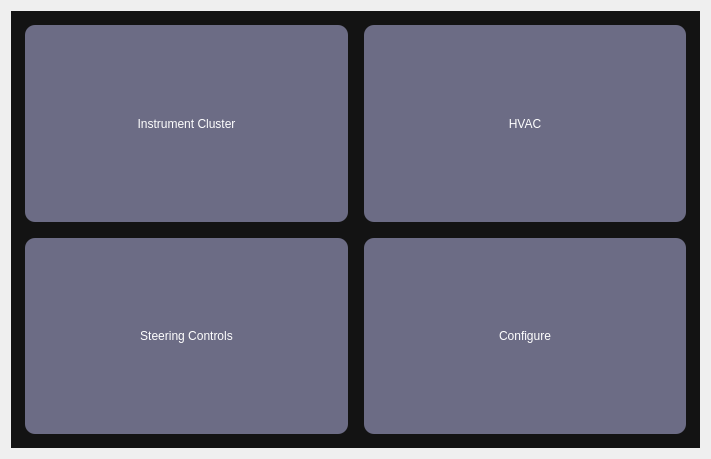
Before: the Qt Designer form ui/Dashboard.ui in suchinton/AGL_Demo_Control_Panel, drawn with Qt 5.
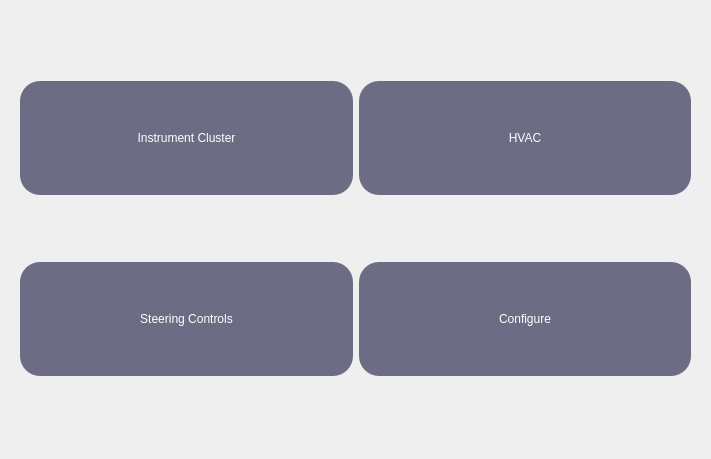
After: the same form once the commit is applied. Icons and pictures are not drawn.

Diff of the .ui file:
```diff
--- a/ui/Dashboard.ui
+++ b/ui/Dashboard.ui
@@ -16,25 +16,17 @@
   <property name="styleSheet">
    <string notr="true">*{
 	border: none;
+	border-radius: 8px;
 	background-color: transparent;
-	background: none; 
+	background: none;
 	padding: 0;
 	margin: 0;
 	color: #fff;
 }
-
-#scrollAreaWidgetContents{
-	background-color: #131313 ; /* black */
-}
-
-#centralwidget{
-	background-color: #131313 ; /* black */
-}
-
-QPushButton{
+QPushButton {
 	background-color: #6C6C85 ; /* pastel purple */
-	border-radius: 10px;
-	margin: 5px;
+	padding: 50px 50px;
+	border-radius: 20px;
 }
 
 QPushButton:pressed {
@@ -87,7 +79,7 @@
           <item row="0" column="1">
            <widget class="QPushButton" name="DB_HVAC_Tile">
             <property name="sizePolicy">
-             <sizepolicy hsizetype="Expanding" vsizetype="Expanding">
+             <sizepolicy hsizetype="Minimum" vsizetype="Fixed">
               <horstretch>0</horstretch>
               <verstretch>0</verstretch>
              </sizepolicy>
@@ -104,8 +96,8 @@
             </property>
             <property name="iconSize">
              <size>
-              <width>50</width>
-              <height>50</height>
+              <width>45</width>
+              <height>45</height>
              </size>
             </property>
             <property name="flat">
@@ -116,7 +108,7 @@
           <item row="1" column="0">
            <widget class="QPushButton" name="DB_Steering_Tile">
             <property name="sizePolicy">
-             <sizepolicy hsizetype="Expanding" vsizetype="Expanding">
+             <sizepolicy hsizetype="Minimum" vsizetype="Fixed">
               <horstretch>0</horstretch>
               <verstretch>0</verstretch>
              </sizepolicy>
@@ -133,8 +125,8 @@
             </property>
             <property name="iconSize">
              <size>
-              <width>50</width>
-              <height>50</height>
+              <width>45</width>
+              <height>45</height>
              </size>
             </property>
             <property name="flat">
@@ -145,7 +137,7 @@
           <item row="1" column="1">
            <widget class="QPushButton" name="DB_Settings_Tile">
             <property name="sizePolicy">
-             <sizepolicy hsizetype="Expanding" vsizetype="Expanding">
+             <sizepolicy hsizetype="Minimum" vsizetype="Fixed">
               <horstretch>0</horstretch>
               <verstretch>0</verstretch>
              </sizepolicy>
@@ -162,8 +154,8 @@
             </property>
             <property name="iconSize">
              <size>
-              <width>50</width>
-              <height>50</height>
+              <width>45</width>
+              <height>45</height>
              </size>
             </property>
             <property name="flat">
@@ -174,7 +166,7 @@
           <item row="0" column="0">
            <widget class="QPushButton" name="DB_IC_Tile">
             <property name="sizePolicy">
-             <sizepolicy hsizetype="Expanding" vsizetype="Expanding">
+             <sizepolicy hsizetype="Minimum" vsizetype="Fixed">
               <horstretch>0</horstretch>
               <verstretch>0</verstretch>
              </sizepolicy>
@@ -191,8 +183,8 @@
             </property>
             <property name="iconSize">
              <size>
-              <width>50</width>
-              <height>50</height>
+              <width>45</width>
+              <height>45</height>
              </size>
             </property>
            </widget>
```
